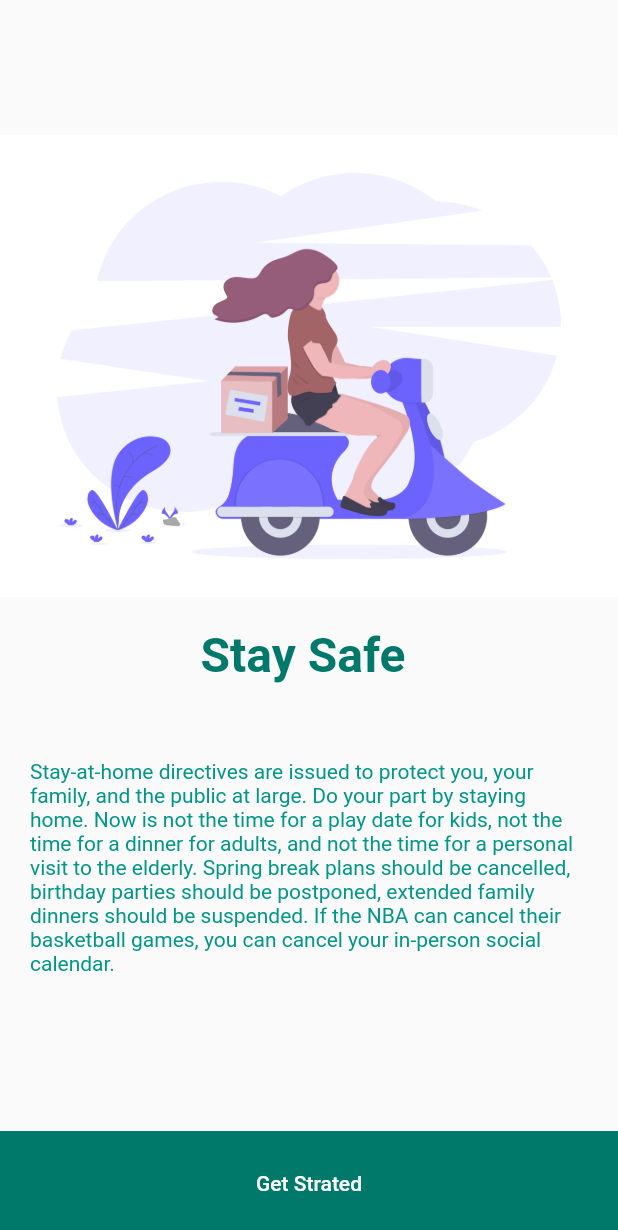
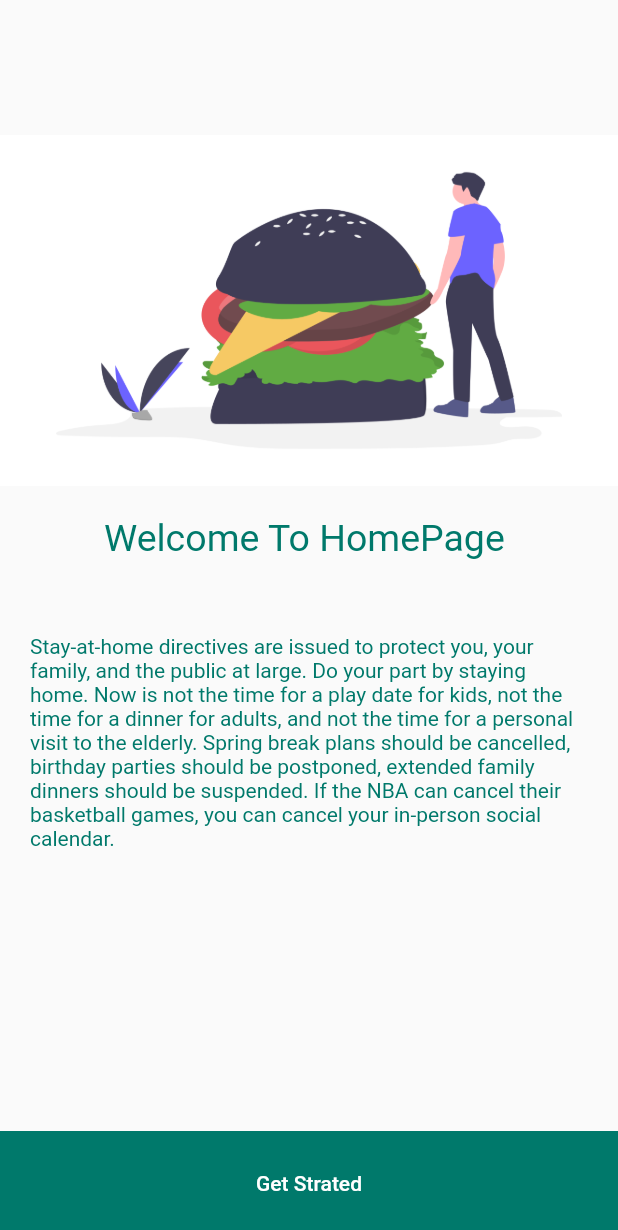
Before and after one commit to AmjidKhani/Onboarding_Full_Functionality, a Flutter app: the screen it shows after launch, after a tap on "Skip", on a phone screen of 412 x 824 dp. Shown: the top 1230 px of the screen. Run offline on Flutter 3.47's test engine with Material 2 defaults, Android fonts, the phone set to English and light mode, and no system bars; our stand-ins replace shared_preferences, smooth_page_indicator.

Commit message:
Color and textcolor conditions

```diff
--- a/lib/onboardingscreen.dart
+++ b/lib/onboardingscreen.dart
@@ -19,10 +19,9 @@ List Images=[
   "illustration.png",
   "illustration2.png",
   "illustration3.png",
+  "illustration2.png",
 ];
-
-
-  @override
+@override
   Widget build(BuildContext context) {
 
     return Scaffold(
@@ -33,11 +32,11 @@ List Images=[
         controller: controller,
         onPageChanged: (index) {
           setState(() =>
-          isLastPage = index == 2
+          isLastPage = index == 3
 
           );
         },
-        children:List.generate(3, (index) => Container(
+        children:List.generate(4, (index) => Container(
             child:
             Container(
               margin: EdgeInsets.only(top: 90),
@@ -46,19 +45,66 @@ List Images=[
                   Image.asset("assets/"+Images[index],
                     fit: BoxFit.cover,width: double.infinity,),
                   SizedBox(height: 20,),
-                  Text("Stay Safe ",style: TextStyle(
-                      color: Colors.teal.shade700,
+
+
+                      index==0? Text("Stay Home ",style: TextStyle(
+                      color:
+                      index==0? Colors.blue:
+                      index==1? Colors.teal.shade700:
+                      index==2? Colors.blueAccent:
+                      index==3? Colors.teal.shade700:
+                      Colors.blueAccent,
+
                       fontSize: 32,
                       fontWeight: FontWeight.bold
-                  ),
-                  ),
+                  )):
+
+                      index==1? Text("Stay Safe ",style: TextStyle(
+                          color: index==0? Colors.blue:
+                          index==1? Colors.teal.shade700:
+                          index==2? Colors.blueAccent:
+                          index==3? Colors.teal.shade700:
+                          Colors.blueAccent,
+
+
+                          fontSize: 32,
+                          fontWeight: FontWeight.bold
+                      )):
+
+                      index==2? Text("Stay Happy ",style: TextStyle(
+                          color: index==0? Colors.blue:
+                          index==1? Colors.teal.shade700:
+                          index==2? Colors.blueAccent:
+                          index==3? Colors.teal.shade700:
+                          Colors.blueAccent,
+                          fontSize: 32,
+                          fontWeight: FontWeight.bold
+                      )):
+                          index==3? Text("Welcome To HomePage ",style: TextStyle(
+                          color:
+                          index==0? Colors.blue:
+                          index==1? Colors.teal.shade700:
+                          index==2? Colors.blueAccent:
+                          index==3? Colors.teal.shade700:
+                          Colors.blueAccent,
+                        fontSize: 25
+                      )):
+                              Container(),
+
                   SizedBox(height: 50,),
                   Container(
                     padding: EdgeInsets.symmetric(horizontal: 20),
                     child: Text(
                       "Stay-at-home directives are issued to protect you, your family, and the public at large. Do your part by staying home. Now is not the time for a play date for kids, not the time for a dinner for adults, and not the time for a personal visit to the elderly. Spring break plans should be cancelled, birthday parties should be postponed, extended family dinners should be suspended. If the NBA can cancel their basketball games, you can cancel your in-person social calendar. ",
                       style: TextStyle(
-                        color: Colors.teal,
+                        color:
+                        index==0? Colors.blue:
+                        index==1? Colors.teal.shade700:
+                        index==2? Colors.blueAccent:
+                        index==3? Colors.teal.shade700:
+                        Colors.blueAccent,
+
+
                       ),
                     ),
                   )
@@ -101,13 +147,13 @@ List Images=[
           children: [
             TextButton(
                 onPressed: (){
-controller.jumpToPage(2);
+controller.jumpToPage(3);
                 },
                 child: Text("Skip")),
 
             SmoothPageIndicator(
                 controller: controller,
-                count: 3,
+                count: 4,
               effect: WormEffect(
                 spacing: 16,
                 dotColor: Colors.black26,
```
